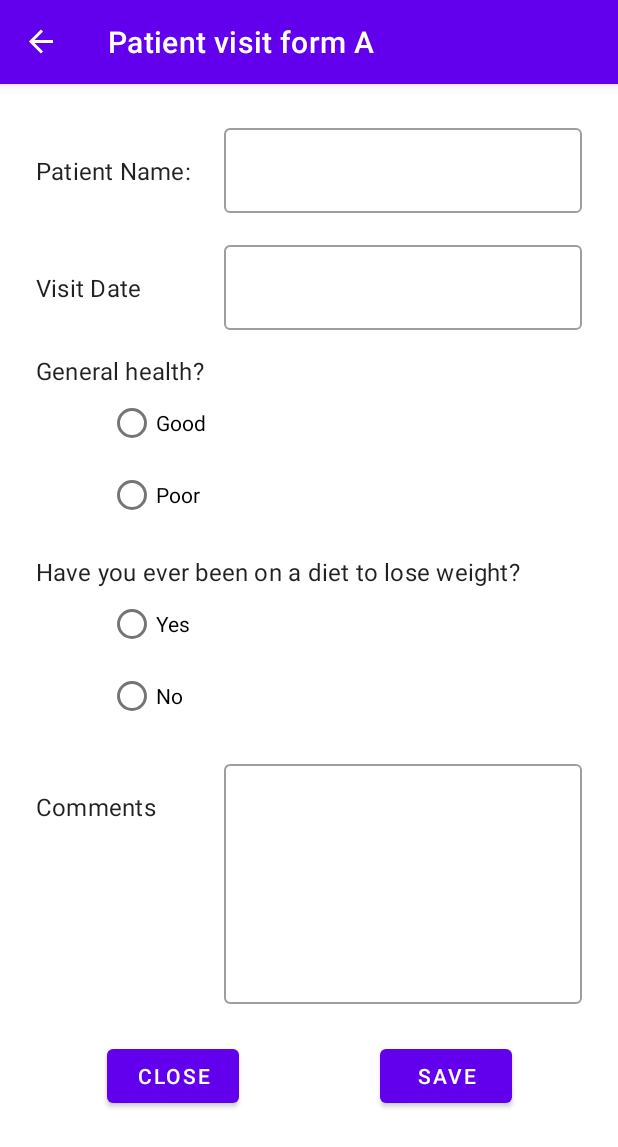
After one commit to davidwekesar/HealthCareApp, an Android app: the VisitFormAFragment screen opened through its navigation route, on a phone screen of 412 x 824 dp. The commit adds this screen. Shown: the top 1147 px of the screen. Run offline under Robolectric (Android 15) with nearby library versions, the phone set to English and light mode, and no system bars; our stand-ins replace navigation-ui.

Commit message:
add patient visit form A fragment

```diff
--- /dev/null
+++ b/app/src/main/java/com/android/healthcareapp/ui/VisitFormAFragment.kt
@@ -0,0 +1,28 @@
+package com.android.healthcareapp.ui
+
+import android.os.Bundle
+import android.view.LayoutInflater
+import android.view.View
+import android.view.ViewGroup
+import androidx.fragment.app.Fragment
+import com.android.healthcareapp.databinding.FragmentVisitFormABinding
+
+class VisitFormAFragment: Fragment() {
+
+    private var _binding: FragmentVisitFormABinding? = null
+    private val binding get() = _binding!!
+
+    override fun onCreateView(
+        inflater: LayoutInflater,
+        container: ViewGroup?,
+        savedInstanceState: Bundle?
+    ): View {
+        _binding = FragmentVisitFormABinding.inflate(inflater, container, false)
+        return binding.root
+    }
+
+    override fun onDestroyView() {
+        super.onDestroyView()
+        _binding = null
+    }
+}
--- /dev/null
+++ b/app/src/main/res/layout/fragment_visit_form_a.xml
@@ -0,0 +1,204 @@
+<?xml version="1.0" encoding="utf-8"?>
+<ScrollView xmlns:android="http://schemas.android.com/apk/res/android"
+    xmlns:app="http://schemas.android.com/apk/res-auto"
+    xmlns:tools="http://schemas.android.com/tools"
+    android:layout_width="match_parent"
+    android:layout_height="match_parent">
+
+    <androidx.constraintlayout.widget.ConstraintLayout
+        android:layout_width="match_parent"
+        android:layout_height="wrap_content"
+        android:padding="24dp">
+
+        <com.google.android.material.textfield.TextInputLayout
+            android:id="@+id/textInputLayout5"
+            style="@style/Widget.MaterialComponents.TextInputLayout.OutlinedBox"
+            android:layout_width="0dp"
+            android:layout_height="wrap_content"
+            android:layout_marginStart="16dp"
+            app:layout_constraintEnd_toEndOf="parent"
+            app:layout_constraintStart_toStartOf="@+id/guideline6"
+            app:layout_constraintTop_toTopOf="parent">
+
+            <com.google.android.material.textfield.TextInputEditText
+                android:id="@+id/patientNameEditText"
+                android:layout_width="match_parent"
+                android:layout_height="wrap_content"
+                android:imeOptions="actionNext"
+                android:inputType="textPersonName" />
+        </com.google.android.material.textfield.TextInputLayout>
+
+        <androidx.constraintlayout.widget.Guideline
+            android:id="@+id/guideline6"
+            android:layout_width="wrap_content"
+            android:layout_height="wrap_content"
+            android:orientation="vertical"
+            app:layout_constraintGuide_percent="0.3" />
+
+        <TextView
+            android:id="@+id/textView12"
+            android:layout_width="wrap_content"
+            android:layout_height="wrap_content"
+            android:text="@string/patient_name"
+            android:textAppearance="@style/TextAppearance.MaterialComponents.Subtitle1"
+            app:layout_constraintBaseline_toBaselineOf="@+id/textInputLayout5"
+            app:layout_constraintEnd_toStartOf="@+id/guideline6"
+            app:layout_constraintHorizontal_bias="0.0"
+            app:layout_constraintStart_toStartOf="parent" />
+
+        <com.google.android.material.textfield.TextInputLayout
+            android:id="@+id/textInputLayout7"
+            style="@style/Widget.MaterialComponents.TextInputLayout.OutlinedBox"
+            android:layout_width="0dp"
+            android:layout_height="wrap_content"
+            android:layout_marginStart="16dp"
+            android:layout_marginTop="16dp"
+            app:layout_constraintEnd_toEndOf="parent"
+            app:layout_constraintStart_toStartOf="@+id/guideline6"
+            app:layout_constraintTop_toBottomOf="@+id/textInputLayout5">
+
+            <com.google.android.material.textfield.TextInputEditText
+                android:id="@+id/visitDateEditText"
+                android:layout_width="match_parent"
+                android:layout_height="wrap_content"
+                android:imeOptions="actionNext"
+                android:inputType="date" />
+        </com.google.android.material.textfield.TextInputLayout>
+
+        <TextView
+            android:id="@+id/textView13"
+            android:layout_width="wrap_content"
+            android:layout_height="wrap_content"
+            android:text="@string/visit_date"
+            android:textAppearance="@style/TextAppearance.MaterialComponents.Subtitle1"
+            app:layout_constraintBaseline_toBaselineOf="@+id/textInputLayout7"
+            app:layout_constraintEnd_toStartOf="@+id/guideline6"
+            app:layout_constraintHorizontal_bias="0.0"
+            app:layout_constraintStart_toStartOf="parent" />
+
+        <TextView
+            android:id="@+id/textView14"
+            android:layout_width="0dp"
+            android:layout_height="wrap_content"
+            android:layout_marginTop="16dp"
+            android:text="@string/general_health"
+            android:textAppearance="@style/TextAppearance.MaterialComponents.Subtitle1"
+            app:layout_constraintEnd_toEndOf="parent"
+            app:layout_constraintHorizontal_bias="0.48"
+            app:layout_constraintStart_toStartOf="parent"
+            app:layout_constraintTop_toBottomOf="@+id/textInputLayout7" />
+
+        <RadioGroup
+            android:id="@+id/healthRadioGroup"
+            android:layout_width="match_parent"
+            android:layout_height="wrap_content"
+            android:layout_marginStart="48dp"
+            app:layout_constraintEnd_toEndOf="parent"
+            app:layout_constraintStart_toStartOf="@+id/textView14"
+            app:layout_constraintTop_toBottomOf="@+id/textView14">
+
+            <RadioButton
+                android:id="@+id/radio_btn_good"
+                android:layout_width="match_parent"
+                android:layout_height="match_parent"
+                android:text="@string/good" />
+
+            <RadioButton
+                android:id="@+id/radio_btn_poor"
+                android:layout_width="match_parent"
+                android:layout_height="match_parent"
+                android:text="@string/poor" />
+        </RadioGroup>
+
+        <TextView
+            android:id="@+id/textView15"
+            android:layout_width="0dp"
+            android:layout_height="wrap_content"
+            android:layout_marginTop="16dp"
+            android:text="@string/diet_question"
+            android:textAppearance="@style/TextAppearance.MaterialComponents.Subtitle1"
+            app:layout_constraintEnd_toEndOf="parent"
+            app:layout_constraintStart_toStartOf="parent"
+            app:layout_constraintTop_toBottomOf="@+id/healthRadioGroup" />
+
+        <RadioGroup
+            android:id="@+id/dietRadioGroup"
+            android:layout_width="match_parent"
+            android:layout_height="wrap_content"
+            android:layout_marginStart="48dp"
+            app:layout_constraintEnd_toEndOf="@+id/textView15"
+            app:layout_constraintStart_toStartOf="@+id/textView15"
+            app:layout_constraintTop_toBottomOf="@+id/textView15">
+
+            <RadioButton
+                android:id="@+id/radio_btn_yes"
+                android:layout_width="match_parent"
+                android:layout_height="match_parent"
+                android:text="@string/yes" />
+
+            <RadioButton
+                android:id="@+id/radio_btn_no"
+                android:layout_width="match_parent"
+                android:layout_height="match_parent"
+                android:text="@string/no" />
+        </RadioGroup>
+
+        <com.google.android.material.textfield.TextInputLayout
+            android:id="@+id/textInputLayout8"
+            style="@style/Widget.MaterialComponents.TextInputLayout.OutlinedBox"
+            android:layout_width="0dp"
+            android:layout_height="wrap_content"
+            android:layout_marginStart="16dp"
+            android:layout_marginTop="16dp"
+            app:layout_constraintEnd_toEndOf="parent"
+            app:layout_constraintStart_toStartOf="@+id/guideline6"
+            app:layout_constraintTop_toBottomOf="@+id/dietRadioGroup">
+
+            <com.google.android.material.textfield.TextInputEditText
+                android:id="@+id/commentsEditTxt"
+                android:layout_width="match_parent"
+                android:layout_height="160dp"
+                android:gravity="start"
+                android:imeOptions="actionDone"
+                android:inputType="textMultiLine" />
+        </com.google.android.material.textfield.TextInputLayout>
+
+        <TextView
+            android:id="@+id/textView16"
+            android:layout_width="wrap_content"
+            android:layout_height="wrap_content"
+            android:text="@string/comments"
+            android:textAppearance="@style/TextAppearance.MaterialComponents.Subtitle1"
+            app:layout_constraintBaseline_toBaselineOf="@+id/textInputLayout8"
+            app:layout_constraintEnd_toStartOf="@+id/guideline6"
+            app:layout_constraintHorizontal_bias="0.0"
+            app:layout_constraintStart_toStartOf="parent" />
+
+        <androidx.constraintlayout.widget.Guideline
+            android:id="@+id/guideline7"
+            android:layout_width="wrap_content"
+            android:layout_height="wrap_content"
+            android:orientation="vertical"
+            app:layout_constraintGuide_percent="0.5" />
+
+        <Button
+            android:id="@+id/closeBtn"
+            android:layout_width="wrap_content"
+            android:layout_height="wrap_content"
+            android:layout_marginTop="24dp"
+            android:text="@string/close"
+            app:layout_constraintEnd_toStartOf="@+id/guideline7"
+            app:layout_constraintStart_toStartOf="parent"
+            app:layout_constraintTop_toBottomOf="@+id/textInputLayout8" />
+
+        <Button
+            android:id="@+id/saveBtn"
+            android:layout_width="wrap_content"
+            android:layout_height="wrap_content"
+            android:layout_marginTop="24dp"
+            android:text="@string/save"
+            app:layout_constraintEnd_toEndOf="parent"
+            app:layout_constraintStart_toStartOf="@+id/guideline7"
+            app:layout_constraintTop_toBottomOf="@+id/textInputLayout8" />
+    </androidx.constraintlayout.widget.ConstraintLayout>
+</ScrollView>
--- a/app/src/main/res/navigation/nav_graph.xml
+++ b/app/src/main/res/navigation/nav_graph.xml
@@ -16,4 +16,10 @@
         android:name="com.android.healthcareapp.ui.VitalsFragment"
         android:label="@string/vitals_form"
         tools:layout="@layout/fragment_vitals" />
+
+    <fragment
+        android:id="@+id/visitFormAFragment"
+        android:name="com.android.healthcareapp.ui.VisitFormAFragment"
+        android:label="@string/visit_form_a"
+        tools:layout="@layout/fragment_visit_form_a"/>
 </navigation>
--- a/app/src/main/res/values/strings.xml
+++ b/app/src/main/res/values/strings.xml
@@ -18,4 +18,12 @@
     <string name="in_kg">in KG</string>
     <string name="in_cm">in CM</string>
     <string name="vitals_form">Patient vitals form</string>
+    <string name="general_health">General health?</string>
+    <string name="good">Good</string>
+    <string name="poor">Poor</string>
+    <string name="diet_question">Have you ever been on a diet to lose weight?</string>
+    <string name="yes">Yes</string>
+    <string name="no">No</string>
+    <string name="comments">Comments</string>
+    <string name="visit_form_a">Patient visit form A</string>
 </resources>
```
